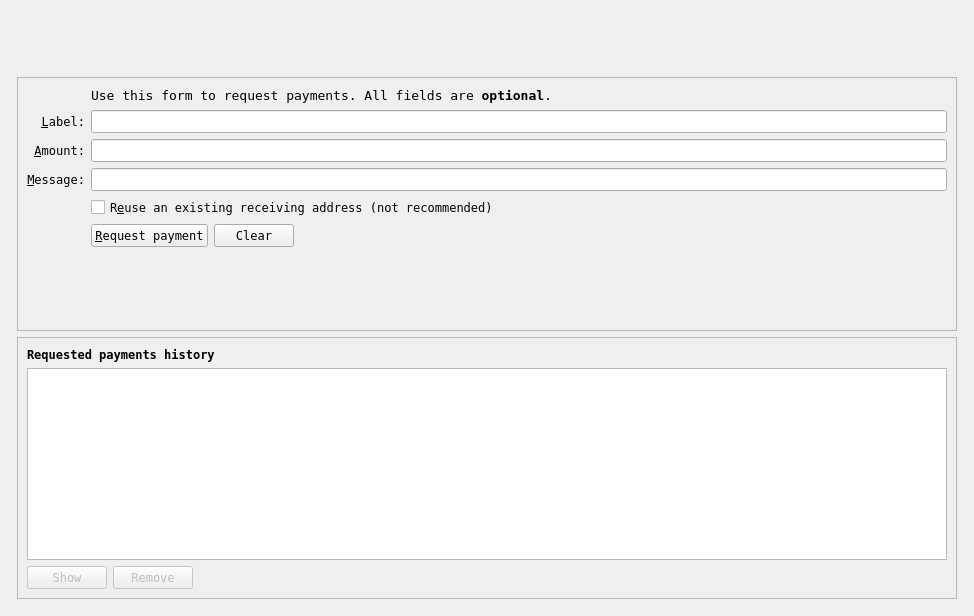
Above: src/qt/forms/receivecoinsdialog.ui from wqking-misc/AureusXIV before the change. Below: the same form after it.
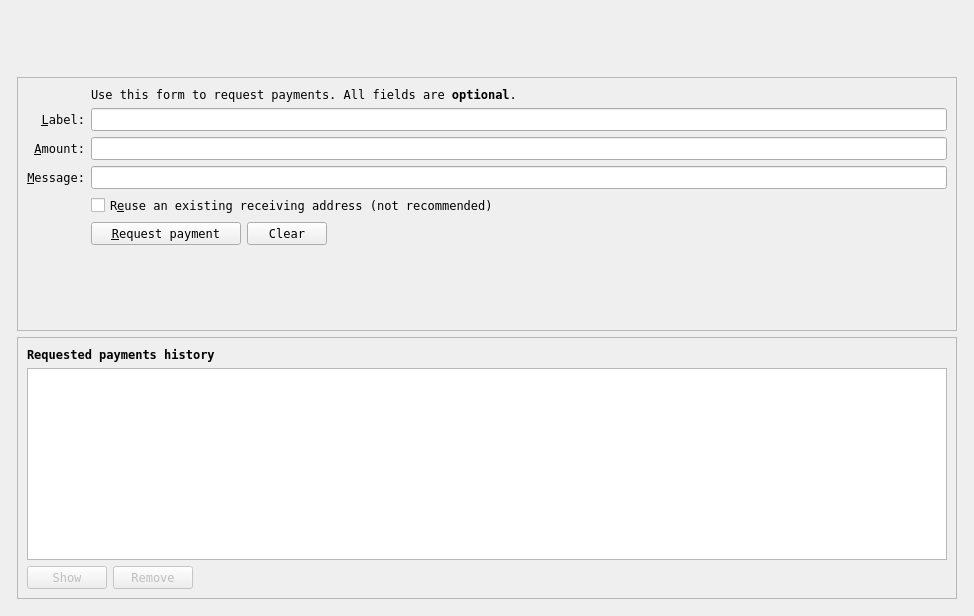
That is the form after the change. Icons and pictures are not drawn. Custom widgets are drawn as their Qt base class.

Patch:
```diff
--- a/src/qt/forms/receivecoinsdialog.ui
+++ b/src/qt/forms/receivecoinsdialog.ui
@@ -165,12 +165,6 @@
              </item>
              <item row="2" column="2">
               <widget class="QLabel" name="label_5">
-               <property name="font">
-                <font>
-                 <family>Andale Mono</family>
-                 <pointsize>10</pointsize>
-                </font>
-               </property>
                <property name="text">
                 <string>Use this form to request payments. All fields are &lt;b&gt;optional&lt;/b&gt;.</string>
                </property>
@@ -232,16 +226,11 @@
               <layout class="QHBoxLayout" name="horizontalLayout">
                <item>
                 <widget class="QPushButton" name="receiveButton">
-                <property name="font">
-                <font>
-                    <family>Andale Mono</family>
-                </font>
-                </property>
-                 <property name="sizePolicy">
-                  <sizepolicy hsizetype="Minimum" vsizetype="Fixed">
-                   <horstretch>0</horstretch>
-                   <verstretch>0</verstretch>
-                  </sizepolicy>
+                 <property name="minimumSize">
+                  <size>
+                   <width>150</width>
+                   <height>0</height>
+                  </size>
                  </property>
                  <property name="text">
                   <string>&amp;Request payment</string>
@@ -250,11 +239,6 @@
                </item>
                <item>
                 <widget class="QPushButton" name="clearButton">
-                <property name="font">
-                <font>
-                    <family>Andale Mono</family>
-                </font>
-                </property>
                  <property name="sizePolicy">
                   <sizepolicy hsizetype="Minimum" vsizetype="Fixed">
                    <horstretch>0</horstretch>
```
Left out of the diff: 55 changed lines with no effect on the pictures.
